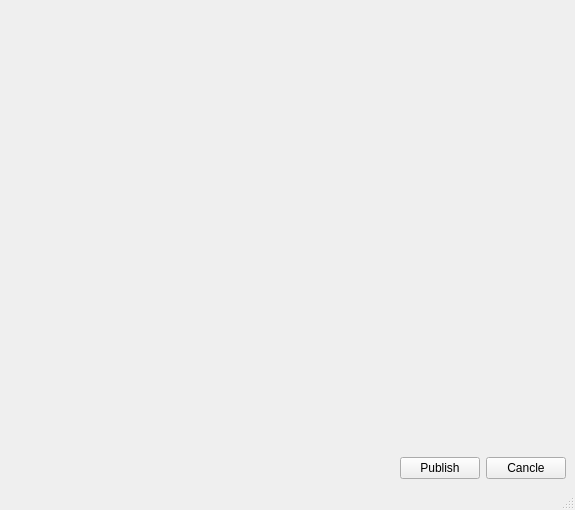
CX-kkk/preflight, file gui/pub_win.ui: the form before one commit.
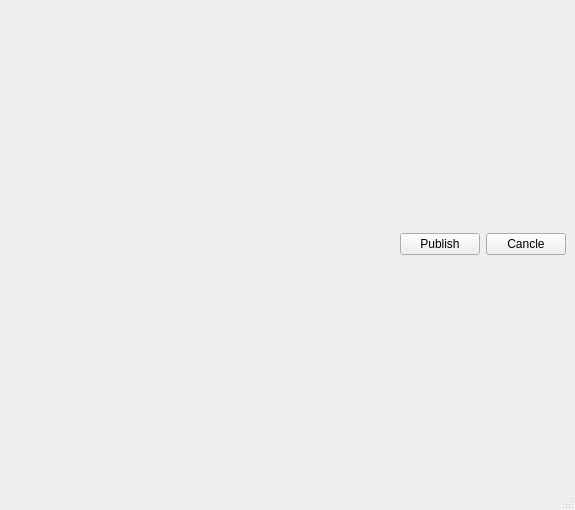
The form after the commit.

Diff of the .ui file:
```diff
--- a/gui/pub_win.ui
+++ b/gui/pub_win.ui
@@ -19,40 +19,27 @@
      <layout class="QVBoxLayout" name="verticalLayout_flame"/>
     </item>
     <item row="1" column="1">
-     <spacer name="verticalSpacer">
-      <property name="orientation">
-       <enum>Qt::Vertical</enum>
+     <widget class="QPushButton" name="pushButton_publish">
+      <property name="text">
+       <string>Publish</string>
       </property>
-      <property name="sizeHint" stdset="0">
-       <size>
-        <width>20</width>
-        <height>407</height>
-       </size>
-      </property>
-     </spacer>
+     </widget>
     </item>
-    <item row="2" column="0">
+    <item row="1" column="0">
      <spacer name="horizontalSpacer">
       <property name="orientation">
        <enum>Qt::Horizontal</enum>
       </property>
       <property name="sizeHint" stdset="0">
        <size>
-        <width>392</width>
+        <width>416</width>
         <height>20</height>
        </size>
       </property>
      </spacer>
     </item>
-    <item row="2" column="1">
-     <widget class="QPushButton" name="pushButton">
-      <property name="text">
-       <string>Publish</string>
-      </property>
-     </widget>
-    </item>
-    <item row="2" column="2">
-     <widget class="QPushButton" name="pushButton_2">
+    <item row="1" column="2">
+     <widget class="QPushButton" name="pushButton_cancle">
       <property name="text">
        <string>Cancle</string>
       </property>
```
Left out of the diff: 4 changed lines with no effect on the pictures.
